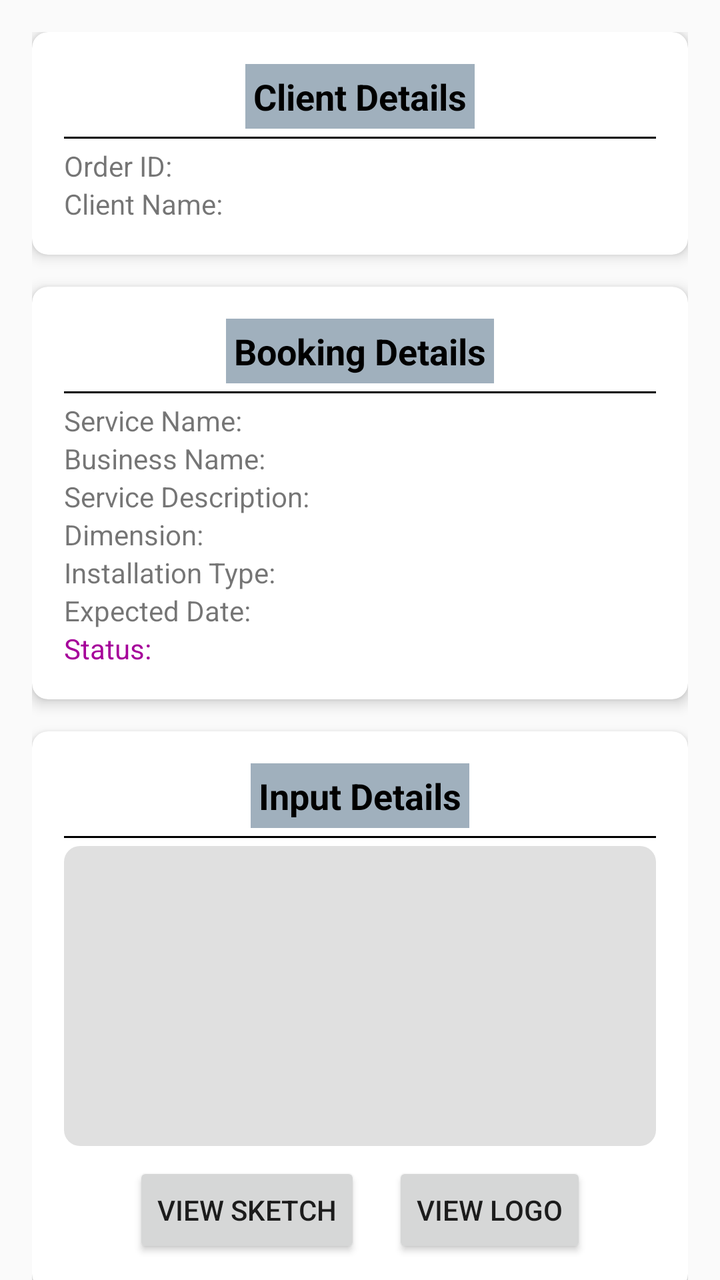
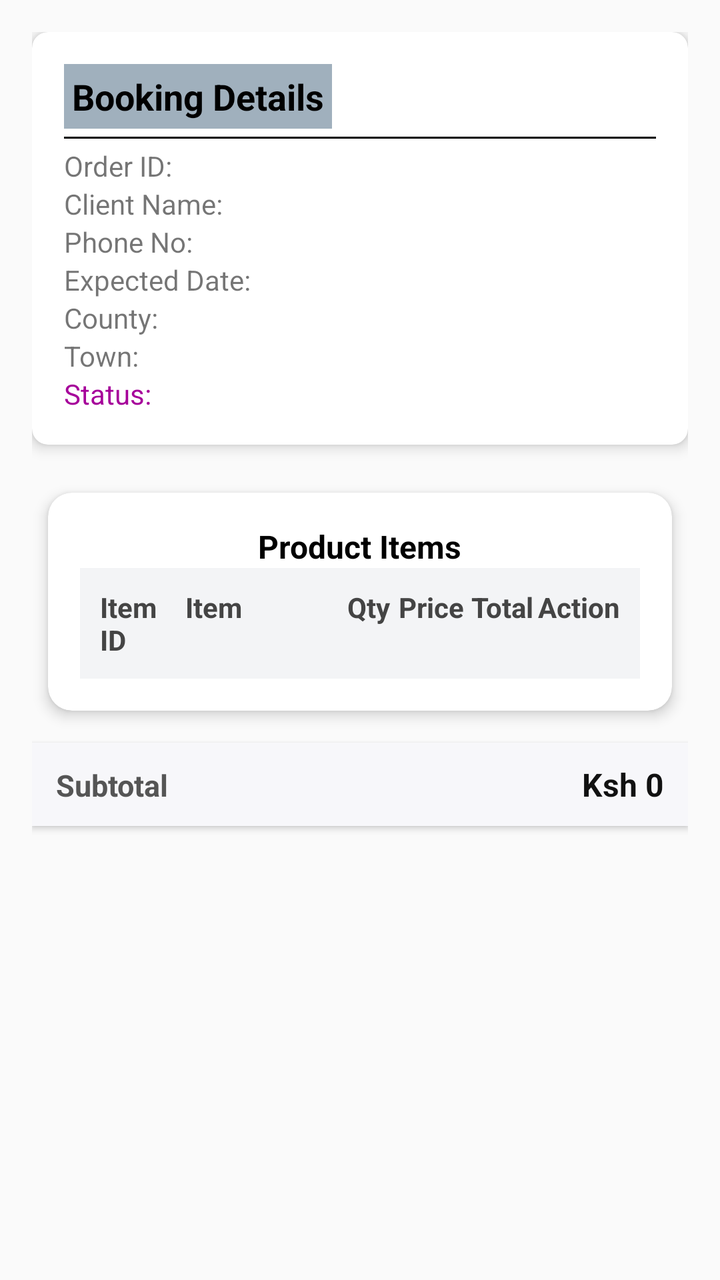

The first picture is an Android layout as it rendered before a commit; the second is the same layout after the commit. The layout source and the unified diff follow.
<!-- AndroidManifest.xml: application theme AppTheme -->
<!-- res/layout/activity_designtems.xml -->
<?xml version="1.0" encoding="utf-8"?>
<RelativeLayout xmlns:android="http://schemas.android.com/apk/res/android"
    xmlns:app="http://schemas.android.com/apk/res-auto"
    xmlns:tools="http://schemas.android.com/tools"
    android:layout_width="match_parent"
    android:layout_height="match_parent"
    tools:context=".Staff.Designer.DesignItems">


    <androidx.core.widget.NestedScrollView
        android:layout_width="match_parent"
        android:layout_height="match_parent"
        android:fillViewport="true">

        <LinearLayout
            android:layout_width="match_parent"
            android:layout_height="wrap_content"
            android:orientation="vertical"
            android:padding="16dp">

            
            <androidx.cardview.widget.CardView
                android:layout_width="match_parent"
                android:layout_height="wrap_content"
                android:layout_marginBottom="16dp"
                app:cardCornerRadius="8dp"
                app:cardElevation="4dp">

                <LinearLayout
                    android:layout_width="match_parent"
                    android:layout_height="wrap_content"
                    android:orientation="vertical"
                    android:padding="16dp">

                    <TextView
                        android:layout_width="wrap_content"
                        android:layout_height="wrap_content"
                        android:text="Client Details"
                        android:textStyle="bold"
                        android:textSize="18sp"
                        android:layout_gravity="center"
                        android:padding="4dp"
                        android:textColor="@color/colorBlack"
                        android:background="@color/colorreceipt"/>

                    <View
                        android:layout_width="match_parent"
                        android:layout_height="1dp"
                        android:background="@color/colorBlack"
                        android:layout_marginVertical="4dp"/>

                    <TextView android:id="@+id/tv_orderID"
                        android:layout_width="wrap_content"
                        android:layout_height="wrap_content"
                        android:text="Order ID: " />

                    <TextView android:id="@+id/tv_clientName"
                        android:layout_width="wrap_content"
                        android:layout_height="wrap_content"
                        android:text="Client Name: " />

                    <TextView android:id="@+id/tv_county"
                        android:layout_width="wrap_content"
                        android:layout_height="wrap_content"
                        android:text="County: "
                        android:visibility="gone"/>

                    <TextView android:id="@+id/tv_town"
                        android:layout_width="wrap_content"
                        android:layout_height="wrap_content"
                        android:text="Town: "
                        android:visibility="gone"/>
                </LinearLayout>
            </androidx.cardview.widget.CardView>

            
            <androidx.cardview.widget.CardView
                android:layout_width="match_parent"
                android:layout_height="wrap_content"
                android:layout_marginBottom="16dp"
                app:cardCornerRadius="8dp"
                app:cardElevation="4dp">

                <LinearLayout
                    android:layout_width="match_parent"
                    android:layout_height="wrap_content"
                    android:orientation="vertical"
                    android:padding="16dp">

                    <TextView
                        android:layout_width="wrap_content"
                        android:layout_height="wrap_content"
                        android:text="Booking Details"
                        android:textStyle="bold"
                        android:textSize="18sp"
                        android:layout_gravity="center"
                        android:padding="4dp"
                        android:textColor="@color/colorBlack"
                        android:background="@color/colorreceipt" />

                    <View
                        android:layout_width="match_parent"
                        android:layout_height="1dp"
                        android:background="@color/colorBlack"
                        android:layout_marginVertical="4dp"/>

                    <TextView android:id="@+id/tv_servName"
                        android:layout_width="wrap_content"
                        android:layout_height="wrap_content"
                        android:text="Service Name: " />

                    <TextView android:id="@+id/tv_businessName"
                        android:layout_width="wrap_content"
                        android:layout_height="wrap_content"
                        android:text="Business Name: " />

                    <TextView android:id="@+id/tv_serviceDesc"
                        android:layout_width="wrap_content"
                        android:layout_height="wrap_content"
                        android:text="Service Description: " />

                    <TextView android:id="@+id/tv_dimension"
                        android:layout_width="wrap_content"
                        android:layout_height="wrap_content"
                        android:text="Dimension: " />

                    <TextView android:id="@+id/tv_installationType"
                        android:layout_width="wrap_content"
                        android:layout_height="wrap_content"
                        android:text="Installation Type: " />

                    <TextView android:id="@+id/tv_expectedDate"
                        android:layout_width="wrap_content"
                        android:layout_height="wrap_content"
                        android:text="Expected Date: " />

                    <TextView android:id="@+id/tv_bookingStatus"
                        android:layout_width="wrap_content"
                        android:layout_height="wrap_content"
                        android:textColor="@color/colorAccent"
                        android:text="Status: " />
                </LinearLayout>
            </androidx.cardview.widget.CardView>

            
            <androidx.cardview.widget.CardView
                android:layout_width="match_parent"
                android:layout_height="wrap_content"
                app:cardCornerRadius="8dp"
                app:cardElevation="4dp">

                <LinearLayout
                    android:layout_width="match_parent"
                    android:layout_height="wrap_content"
                    android:orientation="vertical"
                    android:padding="16dp">

                    <TextView
                        android:layout_width="wrap_content"
                        android:layout_height="wrap_content"
                        android:text="Input Details"
                        android:textStyle="bold"
                        android:layout_gravity="center"
                        android:textSize="18sp"
                        android:padding="4dp"
                        android:textColor="@color/colorBlack"
                        android:background="@color/colorreceipt" />

                    <View
                        android:layout_width="match_parent"
                        android:layout_height="1dp"
                        android:background="@color/colorBlack"
                        android:layout_marginVertical="4dp"/>

                    <ScrollView
                        android:layout_width="match_parent"
                        android:layout_height="150dp"
                        android:background="@drawable/rounded_background"
                        android:padding="12dp">

                        <TextView
                            android:id="@+id/tv_inputType"
                            android:layout_width="match_parent"
                            android:layout_height="wrap_content"
                            android:textSize="14sp"
                            android:textColor="@color/colorBlack"
                            android:lineSpacingExtra="4dp"/>

                    </ScrollView>

                    <LinearLayout
                        android:layout_width="match_parent"
                        android:layout_height="wrap_content"
                        android:orientation="horizontal"
                        android:gravity="center"
                        android:layout_marginTop="8dp">

                        <Button
                            android:id="@+id/btn_viewSketch"
                            android:layout_width="wrap_content"
                            android:layout_height="wrap_content"
                            android:text="View Sketch" />

                        <Button
                            android:id="@+id/btn_viewLogo"
                            android:layout_width="wrap_content"
                            android:layout_height="wrap_content"
                            android:text="View Logo"
                            android:layout_marginStart="16dp" />
                    </LinearLayout>

                </LinearLayout>
            </androidx.cardview.widget.CardView>

            
            <androidx.cardview.widget.CardView
                android:layout_width="match_parent"
                android:layout_height="wrap_content"
                android:layout_marginTop="16dp"
                app:cardCornerRadius="8dp"
                app:cardElevation="4dp">

                <LinearLayout
                    android:layout_width="match_parent"
                    android:layout_height="wrap_content"
                    android:orientation="vertical"
                    android:padding="16dp">

                    <TextView
                        android:layout_width="wrap_content"
                        android:layout_height="wrap_content"
                        android:text="Upload Brand Design"
                        android:textStyle="bold"
                        android:textSize="18sp"
                        android:layout_gravity="center"
                        android:padding="4dp"
                        android:textColor="@color/colorBlack"
                        android:background="@color/colorreceipt"/>

                    <View
                        android:layout_width="match_parent"
                        android:layout_height="1dp"
                        android:background="@color/colorBlack"
                        android:layout_marginVertical="4dp"/>

                    <LinearLayout
                        android:layout_width="match_parent"
                        android:layout_height="wrap_content"
                        android:orientation="vertical"
                        android:layout_marginTop="8dp">
                        <TextView
                            android:id="@+id/tvSelectedFile"
                            android:layout_width="wrap_content"
                            android:layout_height="wrap_content"
                            android:text="No file selected:"
                            android:textSize="14sp"
                            android:textColor="@color/colorBlack"
                            android:layout_marginBottom="8dp" />

                        <Button
                            android:id="@+id/btn_select_file"
                            android:layout_width="wrap_content"
                            android:layout_height="wrap_content"
                            android:text="Select File"
                            android:layout_marginStart="16dp" />
                        <Button
                            android:id="@+id/btn_upload"
                            android:layout_width="match_parent"
                            android:layout_height="wrap_content"
                            android:text="Upload"
                            android:backgroundTint="@color/colorPrimary"
                            android:textColor="@color/white"
                            android:layout_marginBottom="8dp" />
                        <ProgressBar
                            android:visibility="gone"
                            android:layout_width="match_parent"
                            android:layout_height="wrap_content"
                            android:id="@+id/progressBar"/>
                    </LinearLayout>

                </LinearLayout>
            </androidx.cardview.widget.CardView>



        </LinearLayout>
    </androidx.core.widget.NestedScrollView>

</RelativeLayout>
<!-- resources referenced by this layout -->
<resources>
  <color name="colorAccent">#A6009A</color>
  <color name="colorBlack">#000</color>
  <color name="colorPrimary">#0092DF</color>
  <color name="colorreceipt">#A0B0BD</color>
  <color name="white">#fff</color>
  <!-- drawable rounded_background (drawable) -->
  <?xml version="1.0" encoding="utf-8"?>
  <shape xmlns:android="http://schemas.android.com/apk/res/android"
      android:shape="rectangle">
      <corners android:radius="8dp"/>
      <solid android:color="#E0E0E0"/>  
      <padding android:left="10dp" android:top="10dp" android:right="10dp" android:bottom="10dp"/>
  </shape>
  <style name="AppTheme" parent="Theme.AppCompat.Light.DarkActionBar">
          
          <item name="colorPrimary">@color/colorPrimary</item>
          <item name="colorPrimaryDark">@color/colorPrimaryDark</item>
          <item name="colorAccent">@color/colorAccent</item>
      </style>
  <color name="colorPrimaryDark">#0092DF</color>
</resources>

<!-- the commit's change to res/layout/activity_designtems.xml (unified diff, before → after) -->
@@ -5,8 +5,6 @@
     android:layout_width="match_parent"
     android:layout_height="match_parent"
     tools:context=".Staff.Designer.DesignItems">
-
-
     <androidx.core.widget.NestedScrollView
         android:layout_width="match_parent"
         android:layout_height="match_parent"
@@ -35,10 +33,9 @@
                     <TextView
                         android:layout_width="wrap_content"
                         android:layout_height="wrap_content"
-                        android:text="Client Details"
+                        android:text="Booking Details"
                         android:textStyle="bold"
                         android:textSize="18sp"
-                        android:layout_gravity="center"
                         android:padding="4dp"
                         android:textColor="@color/colorBlack"
                         android:background="@color/colorreceipt"/>
@@ -59,80 +56,25 @@
                         android:layout_height="wrap_content"
                         android:text="Client Name: " />
 
+                    <TextView android:id="@+id/tv_tell"
+                        android:layout_width="wrap_content"
+                        android:layout_height="wrap_content"
+                        android:text="Phone No: " />
+
+                    <TextView android:id="@+id/tv_expDate"
+                        android:layout_width="wrap_content"
+                        android:layout_height="wrap_content"
+                        android:text="Expected Date: " />
+
                     <TextView android:id="@+id/tv_county"
                         android:layout_width="wrap_content"
                         android:layout_height="wrap_content"
-                        android:text="County: "
-                        android:visibility="gone"/>
+                        android:text="County: " />
 
                     <TextView android:id="@+id/tv_town"
                         android:layout_width="wrap_content"
                         android:layout_height="wrap_content"
-                        android:text="Town: "
-                        android:visibility="gone"/>
-                </LinearLayout>
-            </androidx.cardview.widget.CardView>
-
-            
-            <androidx.cardview.widget.CardView
-                android:layout_width="match_parent"
-                android:layout_height="wrap_content"
-                android:layout_marginBottom="16dp"
-                app:cardCornerRadius="8dp"
-                app:cardElevation="4dp">
-
-                <LinearLayout
-                    android:layout_width="match_parent"
-                    android:layout_height="wrap_content"
-                    android:orientation="vertical"
-                    android:padding="16dp">
-
-                    <TextView
-                        android:layout_width="wrap_content"
-                        android:layout_height="wrap_content"
-                        android:text="Booking Details"
-                        android:textStyle="bold"
-                        android:textSize="18sp"
-                        android:layout_gravity="center"
-                        android:padding="4dp"
-                        android:textColor="@color/colorBlack"
-                        android:background="@color/colorreceipt" />
-
-                    <View
-                        android:layout_width="match_parent"
-                        android:layout_height="1dp"
-                        android:background="@color/colorBlack"
-                        android:layout_marginVertical="4dp"/>
-
-                    <TextView android:id="@+id/tv_servName"
-                        android:layout_width="wrap_content"
-                        android:layout_height="wrap_content"
-                        android:text="Service Name: " />
-
-                    <TextView android:id="@+id/tv_businessName"
-                        android:layout_width="wrap_content"
-                        android:layout_height="wrap_content"
-                        android:text="Business Name: " />
-
-                    <TextView android:id="@+id/tv_serviceDesc"
-                        android:layout_width="wrap_content"
-                        android:layout_height="wrap_content"
-                        android:text="Service Description: " />
-
-                    <TextView android:id="@+id/tv_dimension"
-                        android:layout_width="wrap_content"
-                        android:layout_height="wrap_content"
-                        android:text="Dimension: " />
-
-                    <TextView android:id="@+id/tv_installationType"
-                        android:layout_width="wrap_content"
-                        android:layout_height="wrap_content"
-                        android:text="Installation Type: " />
-
-                    <TextView android:id="@+id/tv_expectedDate"
-                        android:layout_width="wrap_content"
-                        android:layout_height="wrap_content"
-                        android:text="Expected Date: " />
+                        android:text="Town: " />
 
                     <TextView android:id="@+id/tv_bookingStatus"
                         android:layout_width="wrap_content"
@@ -142,12 +84,13 @@
                 </LinearLayout>
             </androidx.cardview.widget.CardView>
 
-            
             <androidx.cardview.widget.CardView
                 android:layout_width="match_parent"
                 android:layout_height="wrap_content"
-                app:cardCornerRadius="8dp"
-                app:cardElevation="4dp">
+                android:layout_margin="8dp"
+                app:cardCornerRadius="12dp"
+                app:cardElevation="4dp"
+                app:cardBackgroundColor="@color/white">
 
                 <LinearLayout
                     android:layout_width="match_parent"
@@ -158,132 +101,126 @@
                     <TextView
                         android:layout_width="wrap_content"
                         android:layout_height="wrap_content"
-                        android:text="Input Details"
+                        android:text="Product Items"
+                        android:textSize="16sp"
+                        android:layout_gravity="center"
                         android:textStyle="bold"
-                        android:layout_gravity="center"
-                        android:textSize="18sp"
-                        android:padding="4dp"
-                        android:textColor="@color/colorBlack"
-                        android:background="@color/colorreceipt" />
-
-                    <View
+                        android:textColor="@color/colorBlack" />
+
+                    <include layout="@layout/row_cart_items_header" />
+
+                    
+                    <androidx.recyclerview.widget.RecyclerView
+                        android:id="@+id/recyclerView"
                         android:layout_width="match_parent"
-                        android:layout_height="1dp"
-                        android:background="@color/colorBlack"
-                        android:layout_marginVertical="4dp"/>
-
-                    <ScrollView
-                        android:layout_width="match_parent"
-                        android:layout_height="150dp"
-                        android:background="@drawable/rounded_background"
-                        android:padding="12dp">
-
-                        <TextView
-                            android:id="@+id/tv_inputType"
-                            android:layout_width="match_parent"
-                            android:layout_height="wrap_content"
-                            android:textSize="14sp"
-                            android:textColor="@color/colorBlack"
-                            android:lineSpacingExtra="4dp"/>
-
-                    </ScrollView>
-
-                    <LinearLayout
-                        android:layout_width="match_parent"
-                        android:layout_height="wrap_content"
-                        android:orientation="horizontal"
-                        android:gravity="center"
-                        android:layout_marginTop="8dp">
-
-                        <Button
-                            android:id="@+id/btn_viewSketch"
-                            android:layout_width="wrap_content"
-                            android:layout_height="wrap_content"
-                            android:text="View Sketch" />
-
-                        <Button
-                            android:id="@+id/btn_viewLogo"
-                            android:layout_width="wrap_content"
-                            android:layout_height="wrap_content"
-                            android:text="View Logo"
-                            android:layout_marginStart="16dp" />
-                    </LinearLayout>
-
+                        android:layout_height="0dp"
+                        android:layout_weight="1"
+                        android:scrollbars="vertical"
+                        app:layout_behavior="@string/appbar_scrolling_view_behavior" />
                 </LinearLayout>
             </androidx.cardview.widget.CardView>
-
-            
-            <androidx.cardview.widget.CardView
+            <LinearLayout
+                android:id="@+id/subtotal_bar"
                 android:layout_width="match_parent"
                 android:layout_height="wrap_content"
-                android:layout_marginTop="16dp"
-                app:cardCornerRadius="8dp"
-                app:cardElevation="4dp">
-
-                <LinearLayout
-                    android:layout_width="match_parent"
-                    android:layout_height="wrap_content"
-                    android:orientation="vertical"
-                    android:padding="16dp">
-
-                    <TextView
-                        android:layout_width="wrap_content"
-                        android:layout_height="wrap_content"
-                        android:text="Upload Brand Design"
-                        android:textStyle="bold"
-                        android:textSize="18sp"
-                        android:layout_gravity="center"
-                        android:padding="4dp"
-                        android:textColor="@color/colorBlack"
-                        android:background="@color/colorreceipt"/>
-
-                    <View
-                        android:layout_width="match_parent"
-                        android:layout_height="1dp"
-                        android:background="@color/colorBlack"
-                        android:layout_marginVertical="4dp"/>
-
-                    <LinearLayout
-                        android:layout_width="match_parent"
-                        android:layout_height="wrap_content"
-                        android:orientation="vertical"
-                        android:layout_marginTop="8dp">
-                        <TextView
-                            android:id="@+id/tvSelectedFile"
-                            android:layout_width="wrap_content"
-                            android:layout_height="wrap_content"
-                            android:text="No file selected:"
-                            android:textSize="14sp"
-                            android:textColor="@color/colorBlack"
-                            android:layout_marginBottom="8dp" />
-
-                        <Button
-                            android:id="@+id/btn_select_file"
-                            android:layout_width="wrap_content"
-                            android:layout_height="wrap_content"
-                            android:text="Select File"
-                            android:layout_marginStart="16dp" />
-                        <Button
-                            android:id="@+id/btn_upload"
-                            android:layout_width="match_parent"
-                            android:layout_height="wrap_content"
-                            android:text="Upload"
-                            android:backgroundTint="@color/colorPrimary"
-                            android:textColor="@color/white"
-                            android:layout_marginBottom="8dp" />
-                        <ProgressBar
-                            android:visibility="gone"
-                            android:layout_width="match_parent"
-                            android:layout_height="wrap_content"
-                            android:id="@+id/progressBar"/>
-                    </LinearLayout>
-
-                </LinearLayout>
-            </androidx.cardview.widget.CardView>
-
-
-
+                android:orientation="horizontal"
+                android:paddingStart="12dp"
+                android:paddingEnd="12dp"
+                android:paddingTop="10dp"
+                android:paddingBottom="10dp"
+                android:background="#F7F7FA"
+                android:elevation="2dp"
+                android:layout_marginTop="8dp">
+
+                <TextView
+                    android:id="@+id/label_subtotal"
+                    android:layout_width="0dp"
+                    android:layout_height="wrap_content"
+                    android:layout_weight="1"
+                    android:text="Subtotal"
+                    android:textColor="#555555"
+                    android:textStyle="bold"
+                    android:textSize="15sp" />
+
+                <TextView
+                    android:id="@+id/txv_cart_subtotal"
+                    android:layout_width="wrap_content"
+                    android:layout_height="wrap_content"
+                    android:text="Ksh 0"
+                    android:textColor="#111111"
+                    android:textStyle="bold"
+                    android:textSize="16sp" />
+            </LinearLayout>
         </LinearLayout>
     </androidx.core.widget.NestedScrollView>
 
 </RelativeLayout>
+<!-- res/layout/row_cart_items_header.xml (included above) -->
+<?xml version="1.0" encoding="utf-8"?>
+<LinearLayout xmlns:android="http://schemas.android.com/apk/res/android"
+    android:layout_width="match_parent"
+    android:layout_height="wrap_content"
+    android:orientation="horizontal"
+    android:padding="10dp"
+    android:background="#F3F4F6"
+    android:weightSum="6">
+
+    
+    <TextView
+        android:layout_width="0dp"
+        android:layout_height="wrap_content"
+        android:layout_weight="0.8"
+        android:text="Item ID"
+        android:textStyle="bold"
+        android:textColor="#444"/>
+
+    
+    <TextView
+        android:layout_width="0dp"
+        android:layout_height="wrap_content"
+        android:layout_weight="2.0"
+        android:text="Item"
+        android:textStyle="bold"
+        android:textColor="#444"
+        android:paddingStart="8dp"/>
+
+    
+    <TextView
+        android:layout_width="0dp"
+        android:layout_height="wrap_content"
+        android:layout_weight="0.6"
+        android:text="Qty"
+        android:textStyle="bold"
+        android:textColor="#444"
+        android:gravity="center"/>
+
+    
+    <TextView
+        android:layout_width="0dp"
+        android:layout_height="wrap_content"
+        android:layout_weight="0.8"
+        android:text="Price"
+        android:textStyle="bold"
+        android:textColor="#444"
+        android:gravity="end"/>
+
+    
+    <TextView
+        android:layout_width="0dp"
+        android:layout_height="wrap_content"
+        android:layout_weight="0.8"
+        android:text="Total"
+        android:textStyle="bold"
+        android:textColor="#444"
+        android:gravity="end"/>
+
+    
+    <TextView
+        android:layout_width="0dp"
+        android:layout_height="wrap_content"
+        android:layout_weight="1.0"
+        android:text="Action"
+        android:textStyle="bold"
+        android:textColor="#444"
+        android:gravity="end"/>
+</LinearLayout>
<!-- resource entries referenced after the edit -->
@@ -5,14 +5,6 @@
   <color name="colorPrimary">#0092DF</color>
   <color name="colorreceipt">#A0B0BD</color>
   <color name="white">#fff</color>
-  <!-- drawable rounded_background (drawable) -->
-  <?xml version="1.0" encoding="utf-8"?>
-  <shape xmlns:android="http://schemas.android.com/apk/res/android"
-      android:shape="rectangle">
-      <corners android:radius="8dp"/>
-      <solid android:color="#E0E0E0"/>  
-      <padding android:left="10dp" android:top="10dp" android:right="10dp" android:bottom="10dp"/>
-  </shape>
   <style name="AppTheme" parent="Theme.AppCompat.Light.DarkActionBar">
           
           <item name="colorPrimary">@color/colorPrimary</item>
